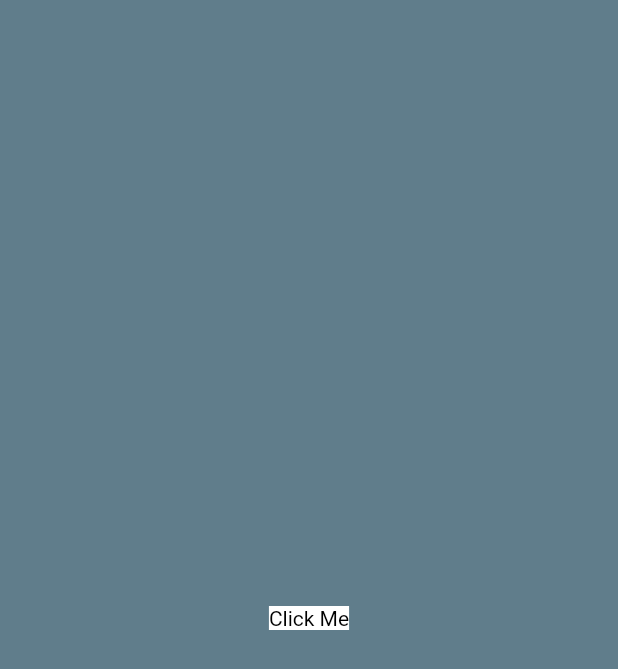
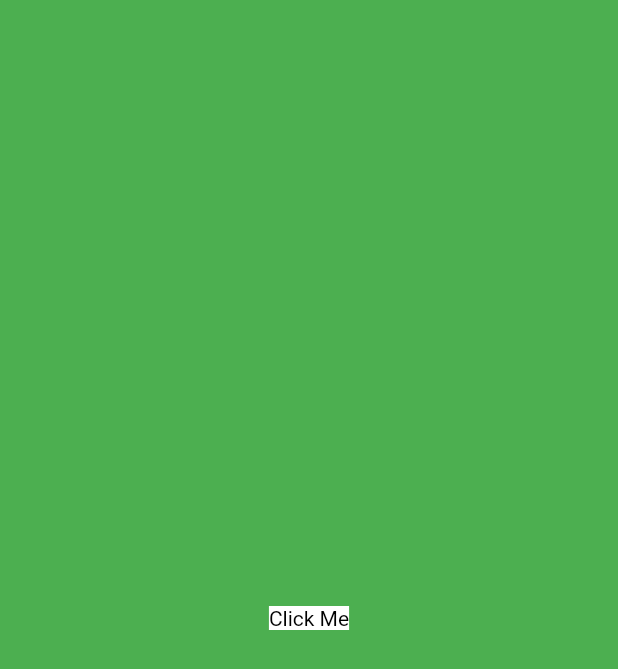
Before and after one commit to bevanlewis/ColorSwitcher, a Flutter app: the screen it shows after launch, on a phone screen of 412 x 824 dp. Shown: the top 669 px of the screen. Run offline on Flutter 3.47's test engine with Material 2 defaults, Android fonts, the phone set to English and light mode, and no system bars.

Commit message:
Added animation function to the button to change the background once.

```diff
--- a/lib/screens/home_page.dart
+++ b/lib/screens/home_page.dart
@@ -7,26 +7,39 @@ class MyHomePage extends StatefulWidget {
 
 class _MyHomePageState extends State<MyHomePage>
     with SingleTickerProviderStateMixin {
+  // Initializing variables
   AnimationController controller;
   Animation animation;
+  Color startColor = Colors.green;
+  Color endColor = Colors.blue;
 
   @override
+  // Animation gets run when the app is launched
   void initState() {
     super.initState();
 
     // Controller
     controller = AnimationController(
-      duration: Duration(seconds: 1),
+      duration: Duration(seconds: 5),
       vsync: this,
     );
 
-    // Animation
+    // Animation - Transition of one color to the other
     animation = ColorTween(
-      begin: Colors.blueGrey,
-      end: Colors.white,
+      begin: startColor,
+      end: endColor,
     ).animate(controller);
 
+    // animation.addStatusListener((status) {
+    //   if (status == AnimationStatus.completed) {
+    //     controller.reverse(from: 1.0);
+    //   } else {
+    //     controller.forward();
+    //   }
+    // });
+
     // Helps rebuild the app with changing background and prints the changed values to console
+    // Listener is called every time the value of the animation changes
     controller.addListener(() {
       setState(() {});
       print(animation.value);
@@ -37,6 +50,7 @@ class _MyHomePageState extends State<MyHomePage>
   Widget build(BuildContext context) {
     return MaterialApp(
       home: Scaffold(
+        // backgroundColor changes based on the values of animation which are also colors
         backgroundColor: animation.value,
         body: SafeArea(
           child: Center(
@@ -48,7 +62,7 @@ class _MyHomePageState extends State<MyHomePage>
                   style: TextStyle(color: Colors.black),
                 ),
                 onTap: () {
-                  controller.forward();
+                  controller.forward(from: 0.0);
                   print('This actually works');
                 },
               ),
```
